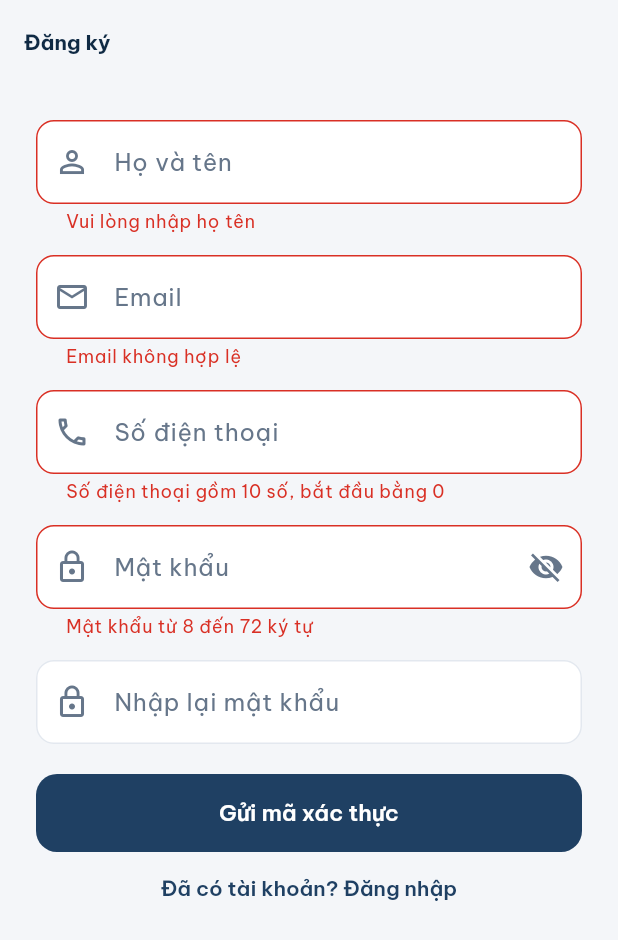
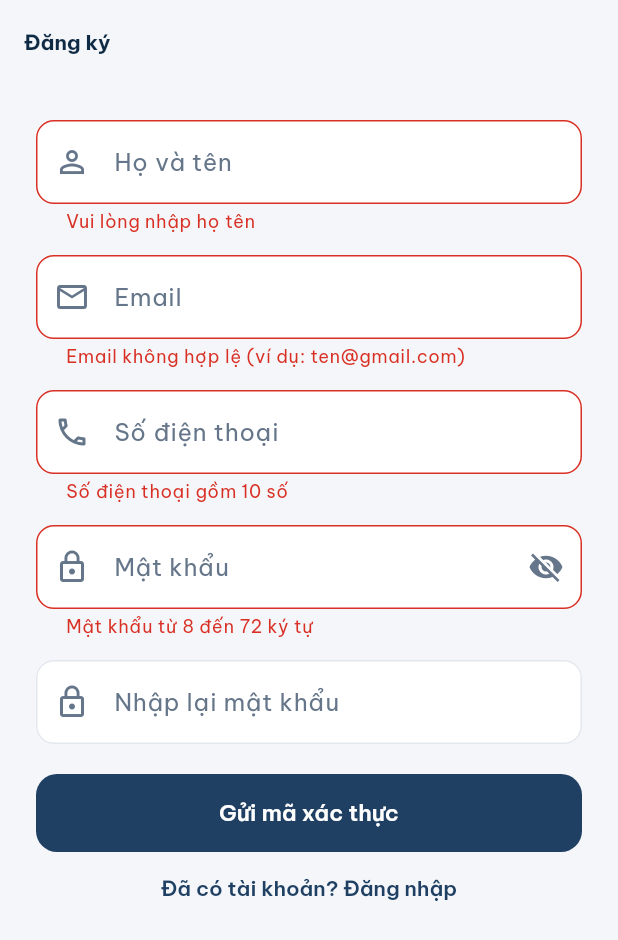
Before and after one commit to Minhtran2702/vehicle-rental-system, a Flutter app: the RegisterScreen screen opened by its route, after a tap on "Gửi mã xác thực", on a phone screen of 412 x 824 dp. Shown: the top 940 px of the screen. Run offline on Flutter 3.47's test engine with Material 3 defaults, Android fonts, the phone set to English and light mode, and no system bars; our stand-ins replace dio, flutter_secure_storage, go_router, google_fonts; accounts and stored records are empty; network calls fail.

Commit message:
App: noi API that cho dang ky, dang nhap, ho so, xe, bao duong, audit

```diff
--- a/mobile/lib/core/models.dart
+++ b/mobile/lib/core/models.dart
@@ -1,6 +1,6 @@
 /// Kiểu dữ liệu dùng chung (khớp với Back-end và bản web).
 class AuthUser {
-  final int id;
+  final String id;
   final String email;
   final String fullName;
   final String role; // 'CUSTOMER' hoặc 'ADMIN'
@@ -17,7 +17,7 @@ class AuthUser {
   bool get isAdmin => role == 'ADMIN';
 
   factory AuthUser.fromJson(Map<String, dynamic> j) => AuthUser(
-        id: (j['id'] as num).toInt(),
+        id: j['id'].toString(),
         email: j['email'] as String,
         fullName: j['fullName'] as String,
         role: j['role'] as String,
--- a/mobile/lib/mocks/mock_data.dart
+++ b/mobile/lib/mocks/mock_data.dart
@@ -8,9 +8,9 @@ class MockUser {
 }
 
 const mockUsers = <MockUser>[
-  MockUser(AuthUser(id: 1, email: 'admin@vrs.local', fullName: 'Quản trị viên', role: 'ADMIN'), '123456'),
-  MockUser(AuthUser(id: 2, email: 'owner@vrs.local', fullName: 'Nguyễn Chủ Xe', role: 'CUSTOMER'), '123456'),
-  MockUser(AuthUser(id: 3, email: 'user@vrs.local', fullName: 'Trần Khách Thuê', role: 'CUSTOMER'), '123456'),
+  MockUser(AuthUser(id: '1', email: 'admin@vrs.local', fullName: 'Quản trị viên', role: 'ADMIN'), '123456'),
+  MockUser(AuthUser(id: '2', email: 'owner@vrs.local', fullName: 'Nguyễn Chủ Xe', role: 'CUSTOMER'), '123456'),
+  MockUser(AuthUser(id: '3', email: 'user@vrs.local', fullName: 'Trần Khách Thuê', role: 'CUSTOMER'), '123456'),
 ];
 
 String _img(int n) => 'https://picsum.photos/seed/vrs$n/640/400';
--- a/mobile/lib/screens/audit_logs_screen.dart
+++ b/mobile/lib/screens/audit_logs_screen.dart
@@ -112,6 +112,9 @@ class _AuditLogsScreenState extends State<AuditLogsScreen> {
     );
   }
 
+  /// id dạng UUID rất dài: trong danh sách chỉ hiện 8 ký tự đầu, màn chi tiết vẫn hiện đủ.
+  String _shortId(String id) => id.length > 8 ? '${id.substring(0, 8)}…' : id;
+
   Widget _logCard(AuditLog l) {
     return Card(
       child: ListTile(
@@ -129,7 +132,7 @@ class _AuditLogsScreenState extends State<AuditLogsScreen> {
           child: Text('${l.actor ?? 'Hệ thống'}\n${l.time}'),
         ),
         isThreeLine: true,
-        trailing: Text('${l.entity} #${l.entityId}', style: const TextStyle(color: AppColors.muted, fontSize: 12)),
+        trailing: Text('${l.entity}\n#${_shortId(l.entityId)}', textAlign: TextAlign.right, style: const TextStyle(color: AppColors.muted, fontSize: 12)),
       ),
     );
   }
--- a/mobile/lib/screens/register_screen.dart
+++ b/mobile/lib/screens/register_screen.dart
@@ -8,6 +8,12 @@ import '../core/api_client.dart';
 import '../core/theme.dart';
 
 /// Đăng ký 2 bước: (1) nhập thông tin → (2) nhập mã OTP gửi về số điện thoại.
+/// Định dạng email: có tên miền và đuôi phổ biến (khớp với Back-end).
+final _emailRe = RegExp(
+  r'^[A-Za-z0-9._%+-]+@[A-Za-z0-9-]+(\.[A-Za-z0-9-]+)*\.(com|net|org|edu|gov|info|biz|io|co|me|dev|app|xyz|vn|us|uk|jp|kr|cn|fr|de|au|ca|sg|th|tw|hk|in|ru)$',
+  caseSensitive: false,
+);
+
 class RegisterScreen extends StatefulWidget {
   const RegisterScreen({super.key});
 
@@ -46,11 +52,22 @@ class _RegisterScreenState extends State<RegisterScreen> {
     if (!_form.currentState!.validate()) return;
     setState(() { _loading = true; _error = null; });
     try {
+      await context.read<AuthProvider>().checkAvailable(
+        email: _email.text.trim(),
+        phone: _phone.text.trim(),
+      );
+      if (!mounted) return;
       await PhoneOtp.send(_phone.text.trim());
       if (!mounted) return;
       setState(() => _step = 1);
     } catch (e) {
-      setState(() => _error = errorMessage(e));
+      final msg = errorMessage(e);
+      if (mounted) {
+        setState(() => _error = msg);
+        ScaffoldMessenger.of(context).showSnackBar(
+          SnackBar(content: Text(msg), backgroundColor: AppColors.danger),
+        );
+      }
     } finally {
       if (mounted) setState(() => _loading = false);
     }
@@ -74,7 +91,13 @@ class _RegisterScreenState extends State<RegisterScreen> {
       ScaffoldMessenger.of(context).showSnackBar(const SnackBar(content: Text('Đăng ký thành công, hãy đăng nhập')));
       context.go('/login');
     } catch (e) {
-      setState(() => _error = errorMessage(e));
+      final msg = errorMessage(e);
+      if (mounted) {
+        setState(() => _error = msg);
+        ScaffoldMessenger.of(context).showSnackBar(
+          SnackBar(content: Text(msg), backgroundColor: AppColors.danger),
+        );
+      }
     } finally {
       if (mounted) setState(() => _loading = false);
     }
@@ -108,14 +131,14 @@ class _RegisterScreenState extends State<RegisterScreen> {
             controller: _email,
             keyboardType: TextInputType.emailAddress,
             decoration: const InputDecoration(labelText: 'Email', prefixIcon: Icon(Icons.email_outlined)),
-            validator: (v) => (v == null || !v.contains('@')) ? 'Email không hợp lệ' : null,
+            validator: (v) => _emailRe.hasMatch((v ?? '').trim()) ? null : 'Email không hợp lệ (ví dụ: ten@gmail.com)',
           ),
           const SizedBox(height: 14),
           TextFormField(
             controller: _phone,
             keyboardType: TextInputType.phone,
             decoration: const InputDecoration(labelText: 'Số điện thoại', prefixIcon: Icon(Icons.phone_outlined)),
-            validator: (v) => RegExp(r'^0\d{9}$').hasMatch(v?.trim() ?? '') ? null : 'Số điện thoại gồm 10 số, bắt đầu bằng 0',
+            validator: (v) => RegExp(r'^(03|05|07|08|09)\d{8}$').hasMatch(v?.trim() ?? '') ? null : 'Số điện thoại gồm 10 số',
           ),
           const SizedBox(height: 14),
           TextFormField(
@@ -140,10 +163,6 @@ class _RegisterScreenState extends State<RegisterScreen> {
             decoration: const InputDecoration(labelText: 'Nhập lại mật khẩu', prefixIcon: Icon(Icons.lock_outline)),
             validator: (v) => v != _password.text ? 'Mật khẩu nhập lại không khớp' : null,
           ),
-          if (_error != null) ...[
-            const SizedBox(height: 12),
-            Text(_error!, style: const TextStyle(color: AppColors.danger)),
-          ],
           const SizedBox(height: 20),
           ElevatedButton(
             onPressed: _loading ? null : _sendOtp,
```
Also changed, not shown: mobile/lib/auth/auth_provider.dart (+17 -1 lines).
